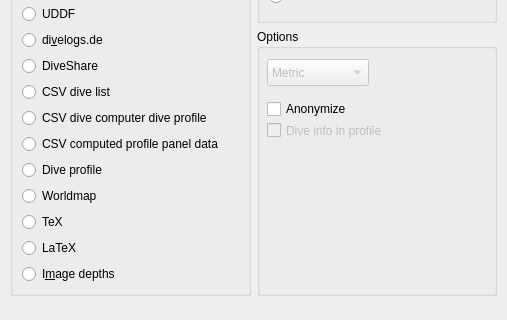
First picture: the form in desktop-widgets/divelogexportdialog.ui, repository subsurface/subsurface, before the edit; both pictures show x 0 to 507 and y 113 to 433 of the 507 by 556 pixel window.
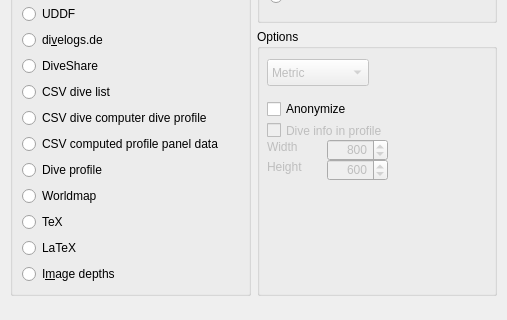
Second picture: the form after the edit. Icons and pictures are not drawn.

Commit message:
Let the user decide about the size of exported profile
Add UI elements in the export dialog to let the user
pick width and height of the exported profile. In
particular, they can thus now choose an aspect ratio
and a resolution.

```diff
--- a/desktop-widgets/divelogexportdialog.ui
+++ b/desktop-widgets/divelogexportdialog.ui
@@ -191,6 +191,94 @@
               <string>Dive info in profile</string>
              </property>
             </widget>
+            <widget class="QSpinBox" name="profileWidth">
+             <property name="enabled">
+              <bool>false</bool>
+             </property>
+             <property name="geometry">
+              <rect>
+               <x>70</x>
+               <y>110</y>
+               <width>61</width>
+               <height>22</height>
+              </rect>
+             </property>
+             <property name="alignment">
+              <set>Qt::AlignmentFlag::AlignRight|Qt::AlignmentFlag::AlignTrailing|Qt::AlignmentFlag::AlignVCenter</set>
+             </property>
+             <property name="minimum">
+              <number>100</number>
+             </property>
+             <property name="maximum">
+              <number>2000</number>
+             </property>
+             <property name="singleStep">
+              <number>20</number>
+             </property>
+             <property name="value">
+              <number>800</number>
+             </property>
+            </widget>
+            <widget class="QLabel" name="widthLabel">
+             <property name="enabled">
+              <bool>false</bool>
+             </property>
+             <property name="geometry">
+              <rect>
+               <x>10</x>
+               <y>110</y>
+               <width>58</width>
+               <height>16</height>
+              </rect>
+             </property>
+             <property name="text">
+              <string>Width</string>
+             </property>
+            </widget>
+            <widget class="QLabel" name="heightLabel">
+             <property name="enabled">
+              <bool>false</bool>
+             </property>
+             <property name="geometry">
+              <rect>
+               <x>10</x>
+               <y>130</y>
+               <width>58</width>
+               <height>16</height>
+              </rect>
+             </property>
+             <property name="text">
+              <string>Height</string>
+             </property>
+            </widget>
+            <widget class="QSpinBox" name="profileHeight">
+             <property name="enabled">
+              <bool>false</bool>
+             </property>
+             <property name="geometry">
+              <rect>
+               <x>70</x>
+               <y>130</y>
+               <width>61</width>
+               <height>22</height>
+              </rect>
+             </property>
+             <property name="alignment">
+              <set>Qt::AlignmentFlag::AlignRight|Qt::AlignmentFlag::AlignTrailing|Qt::AlignmentFlag::AlignVCenter</set>
+             </property>
+             <property name="minimum">
+              <number>100</number>
+             </property>
+             <property name="maximum">
+              <number>2000</number>
+             </property>
+             <property name="singleStep">
+              <number>20</number>
+             </property>
+             <property name="value">
+              <number>600</number>
+             </property>
+            </widget>
            </widget>
           </item>
          </layout>
```
Left out of the diff: 76 changed lines with no effect on the pictures. The commit also changes 3 other files.
